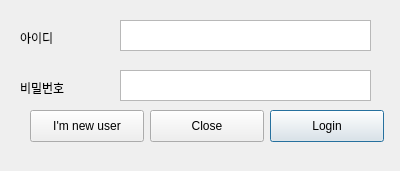
Old version of the form LogInDialog.ui in the repository jeremyko/nodeChatClient.
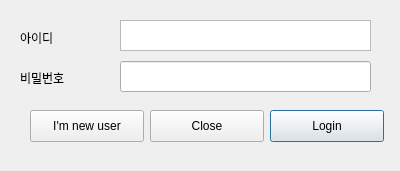
New version of the form.

```diff
--- a/LogInDialog.ui
+++ b/LogInDialog.ui
@@ -56,22 +56,6 @@
     <bool>true</bool>
    </property>
   </widget>
-  <widget class="QTextEdit" name="UserPasswdInput">
-   <property name="geometry">
-    <rect>
-     <x>120</x>
-     <y>70</y>
-     <width>251</width>
-     <height>31</height>
-    </rect>
-   </property>
-   <property name="focusPolicy">
-    <enum>Qt::StrongFocus</enum>
-   </property>
-   <property name="tabChangesFocus">
-    <bool>true</bool>
-   </property>
-  </widget>
   <widget class="QPushButton" name="btnLogin">
    <property name="geometry">
     <rect>
@@ -140,7 +124,7 @@
    <property name="geometry">
     <rect>
      <x>20</x>
-     <y>80</y>
+     <y>70</y>
      <width>62</width>
      <height>16</height>
     </rect>
@@ -162,6 +146,16 @@
     <string/>
    </property>
   </widget>
+  <widget class="QLineEdit" name="UserPasswdInput">
+   <property name="geometry">
+    <rect>
+     <x>120</x>
+     <y>61</y>
+     <width>251</width>
+     <height>31</height>
+    </rect>
+   </property>
+  </widget>
  </widget>
  <tabstops>
   <tabstop>UserIDInput</tabstop>
```
Left out of the diff: 1 changed line with no effect on the pictures.
